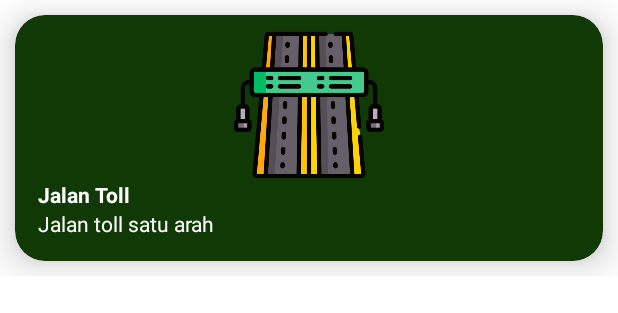
After one commit to rian0502/colalin, an Android app: the layout card_menu.xml on its own in the app's theme, with its tools: preview values and no code run, on a phone screen of 412 x 824 dp. The commit adds this screen. Shown: the top 313 px of the screen. Run offline under Robolectric (Android 15) with nearby library versions, the phone set to English and light mode, and no system bars.

Commit message:
home list menu

```diff
--- a/app/build.gradle
+++ b/app/build.gradle
@@ -38,6 +38,11 @@ dependencies {
     implementation 'androidx.navigation:navigation-fragment:2.4.2'
     implementation 'androidx.navigation:navigation-ui:2.4.2'
     implementation 'androidx.legacy:legacy-support-v4:1.0.0'
+    implementation 'androidx.cardview:cardview:1.0.0'
+    implementation 'androidx.recyclerview:recyclerview:1.3.0-alpha02'
+    implementation 'com.squareup.retrofit2:retrofit:2.9.0'
+    implementation 'com.squareup.retrofit2:converter-gson:2.9.0'
+    implementation 'com.github.bumptech.glide:glide:4.13.1'
     testImplementation 'junit:junit:4.13.2'
     androidTestImplementation 'androidx.test.ext:junit:1.1.3'
     androidTestImplementation 'androidx.test.espresso:espresso-core:3.4.0'
--- a/app/src/main/java/com/belajar/colalin/accountView/AccountActivity.java
+++ b/app/src/main/java/com/belajar/colalin/accountView/AccountActivity.java
@@ -1,11 +1,7 @@
 package com.belajar.colalin.accountView;
 
 import androidx.appcompat.app.AppCompatActivity;
-import androidx.navigation.NavController;
-import androidx.navigation.Navigation;
-import androidx.navigation.fragment.NavHostFragment;
 import android.os.Bundle;
-import com.belajar.colalin.R;
 import com.belajar.colalin.databinding.ActivityAccountBinding;
 
 
@@ -16,7 +12,6 @@ public class AccountActivity extends AppCompatActivity {
         super.onCreate(savedInstanceState);
         binding = ActivityAccountBinding.inflate(getLayoutInflater());
         setContentView(binding.getRoot());
-
     }
 
 }
--- a/app/src/main/res/layout/activity_account.xml
+++ b/app/src/main/res/layout/activity_account.xml
@@ -1,11 +1,11 @@
 <?xml version="1.0" encoding="utf-8"?>
-<androidx.constraintlayout.widget.ConstraintLayout xmlns:android="http://schemas.android.com/apk/res/android"
+<androidx.constraintlayout.widget.ConstraintLayout
+    xmlns:android="http://schemas.android.com/apk/res/android"
     xmlns:app="http://schemas.android.com/apk/res-auto"
     xmlns:tools="http://schemas.android.com/tools"
     android:layout_width="match_parent"
     android:layout_height="match_parent"
     tools:context=".accountView.AccountActivity">
-
 
     <androidx.fragment.app.FragmentContainerView
         android:id="@+id/container_account_view"
--- /dev/null
+++ b/app/src/main/res/layout/card_menu.xml
@@ -0,0 +1,53 @@
+<?xml version="1.0" encoding="utf-8"?>
+<LinearLayout xmlns:android="http://schemas.android.com/apk/res/android"
+    xmlns:app="http://schemas.android.com/apk/res-auto"
+    android:layout_width="match_parent"
+    android:layout_height="wrap_content"
+    android:orientation="vertical">
+
+    <androidx.cardview.widget.CardView
+        android:layout_width="match_parent"
+        android:layout_height="match_parent"
+        android:layout_margin="10dp"
+        android:clickable="true"
+        app:cardCornerRadius="20sp"
+        android:backgroundTint="#113906"
+        app:cardElevation="15dp">
+
+        <LinearLayout
+            android:layout_width="match_parent"
+            android:layout_height="match_parent"
+            android:layout_marginTop="10sp"
+            android:layout_marginBottom="15sp"
+            android:orientation="vertical">
+
+            <ImageView
+                android:id="@+id/image_menu"
+                android:layout_width="100sp"
+                android:layout_height="100sp"
+                android:layout_gravity="center"
+                android:adjustViewBounds="true"
+                android:contentDescription="gambar menu tol"
+                android:src="@drawable/road" />
+
+            <TextView
+                android:id="@+id/title_menu"
+                android:layout_width="match_parent"
+                android:layout_height="wrap_content"
+                android:layout_marginStart="15sp"
+                android:layout_marginEnd="15sp"
+                android:text="Jalan Toll"
+                android:textColor="@color/white"
+                android:textStyle="bold" />
+
+            <TextView
+                android:id="@+id/deskription_menu"
+                android:layout_width="match_parent"
+                android:layout_height="wrap_content"
+                android:layout_marginStart="15sp"
+                android:layout_marginEnd="15sp"
+                android:text="Jalan toll satu arah"
+                android:textColor="@color/white" />
+        </LinearLayout>
+    </androidx.cardview.widget.CardView>
+</LinearLayout>
```
Also changed, not shown: app/src/main/java/com/belajar/colalin/accountView/LoginFragment.java (+6 -1 lines), app/src/main/java/com/belajar/colalin/homeView/CardAdapter/Adapter.java (added, +61 -0 lines), app/src/main/java/com/belajar/colalin/homeView/CardAdapter/ListData.java (added, +18 -0 lines), app/src/main/java/com/belajar/colalin/homeView/CardAdapter/OnItemClick.java (added, +22 -0 lines), app/src/main/java/com/belajar/colalin/homeView/HomeActivity.java (+16 -3 lines), app/src/main/java/com/belajar/colalin/homeView/Models/ListMenu.java (added, +37 -0 lines), app/src/main/res/layout/activity_home.xml (+13 -2 lines), app/src/main/res/layout/fragment_fpassword.xml (+89 -5 lines), app/src/main/res/navigation/account_navigation.xml (+7 -5 lines), app/src/main/res/drawable/motorway.png (added), app/src/main/res/drawable/road.png (added).
